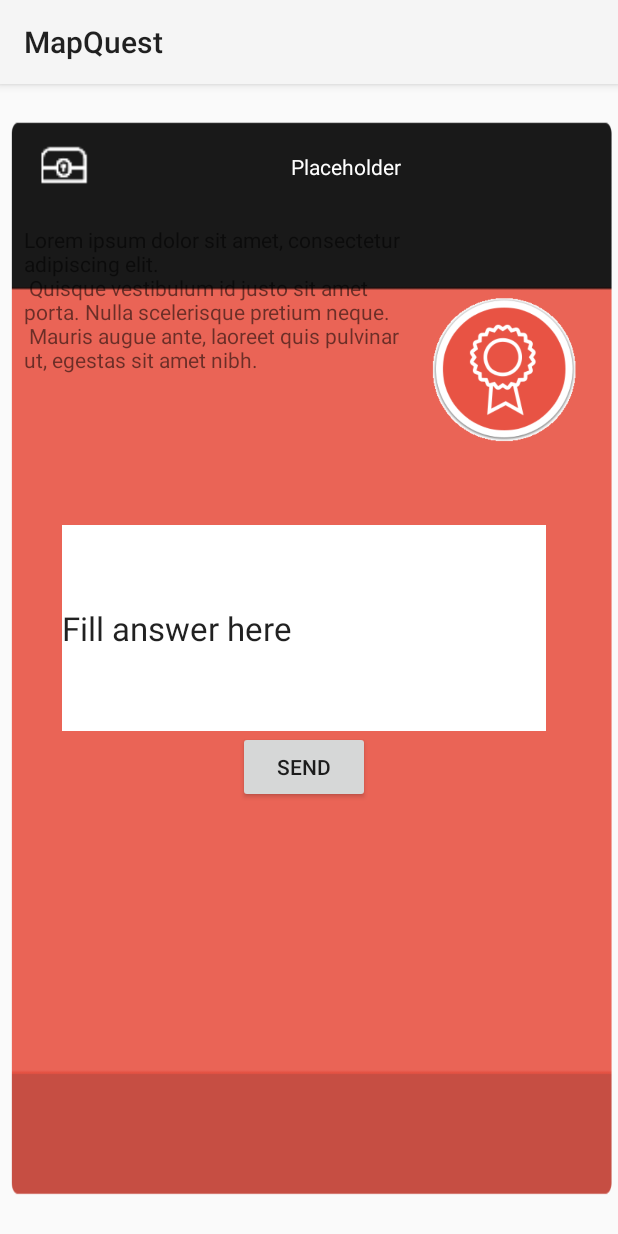
After one commit to danagu/MapQuest, an Android app: the layout activity_question_answer_popup.xml on its own in the app's theme, with its tools: preview values and no code run, on a phone screen of 412 x 824 dp. The commit adds this screen. Run offline under Robolectric (Android 15) with nearby library versions, the phone set to English and light mode, and no system bars.

Commit message:
Popup activity + tester

```diff
--- /dev/null
+++ b/mobile/src/main/res/layout/activity_question_answer_popup.xml
@@ -0,0 +1,96 @@
+<RelativeLayout xmlns:android="http://schemas.android.com/apk/res/android"
+    xmlns:tools="http://schemas.android.com/tools" android:layout_width="match_parent"
+    android:layout_height="match_parent" android:paddingLeft="@dimen/activity_horizontal_margin"
+    android:paddingRight="@dimen/activity_horizontal_margin"
+    android:paddingTop="@dimen/activity_vertical_margin"
+    android:paddingBottom="@dimen/activity_vertical_margin"
+    android:background="@drawable/chest_win">
+
+    <LinearLayout
+        android:orientation="vertical"
+        android:layout_width="373dp"
+        android:layout_height="wrap_content"
+        android:layout_gravity="center_horizontal"
+        >
+
+        <LinearLayout
+            android:orientation="horizontal"
+            android:layout_width="match_parent"
+            android:layout_height="78dp"
+            android:layout_gravity="top">
+            <ImageView
+                android:layout_width="wrap_content"
+                android:layout_height="wrap_content"
+                android:contentDescription="@string/chest_icon"
+                android:src="@drawable/chest_icon"
+                android:layout_gravity="left|center"
+                android:layout_margin="5dp"
+                android:minHeight="45dp"
+                android:minWidth="45dp" />
+
+            <TextView
+                android:id="@+id/chest_description_lbl"
+                android:layout_width="0dp"
+                android:layout_height="match_parent"
+                android:gravity="center"
+                android:contentDescription="@string/chest_description"
+                android:text="@string/placeholder_placeholder_string"
+                android:layout_weight="4"
+                android:textColor="#ffffffff" />
+        </LinearLayout>
+
+        <LinearLayout
+            android:orientation="horizontal"
+            android:layout_width="match_parent"
+            android:layout_height="wrap_content"
+            android:layout_gravity="center_horizontal">
+
+            <TextView
+                android:id="@+id/quizTextLbl"
+                android:layout_width="0dp"
+                android:layout_height="match_parent"
+                android:contentDescription="@string/quiz_text_lbl"
+                android:layout_weight="1"
+                android:text="@string/placeholder_lorem_ipsum"/>
+
+            <ImageView
+                android:layout_width="107dp"
+                android:layout_height="200dp"
+                android:gravity="center"
+                android:contentDescription="@string/leader_icon"
+                android:src="@drawable/leaderboard_icon" />
+
+        </LinearLayout>
+
+        <LinearLayout
+            android:orientation="vertical"
+            android:layout_width="373dp"
+            android:layout_height="205dp"
+            android:layout_gravity="center_horizontal"
+            >
+
+
+            <EditText
+                android:layout_width="fill_parent"
+                android:layout_height="137dp"
+                android:inputType="textMultiLine"
+                android:textAppearance="?android:attr/textAppearanceLarge"
+                android:text="@string/fill_answer_here"
+                android:background="#ffffffff"
+                android:layout_marginLeft="25dp"
+                android:layout_marginRight="25dp"
+                android:ems="10"
+                android:id="@+id/answerTxtView" />
+
+            <Button
+                android:layout_width="wrap_content"
+                android:layout_height="wrap_content"
+                android:text="@string/send_string"
+                android:id="@+id/sendBtn"
+                android:layout_gravity="center"
+                android:clickable="true"/>
+        </LinearLayout>
+
+
+    </LinearLayout>
+</RelativeLayout>
--- a/mobile/src/main/res/values/strings.xml
+++ b/mobile/src/main/res/values/strings.xml
@@ -47,4 +47,5 @@
     <string name="placeholder_lorem_ipsum">Lorem ipsum dolor sit amet, consectetur adipiscing elit.\n Quisque vestibulum id justo sit amet porta. Nulla scelerisque pretium neque.\n Mauris augue ante, laoreet quis pulvinar ut, egestas sit amet nibh.</string>
     <string name="send_string">Send</string>
     <string name="placeholder_placeholder_string">Placeholder</string>
+    <string name="title_activity_question_answer_popup">QuestionAnswerPopup</string>
 </resources>
```
Also changed, not shown: mobile/src/main/java/app/mapquest/com/mapquest/MainActivity.java (+56 -15 lines), mobile/src/main/res/layout/activity_main.xml (+15 -0 lines).
